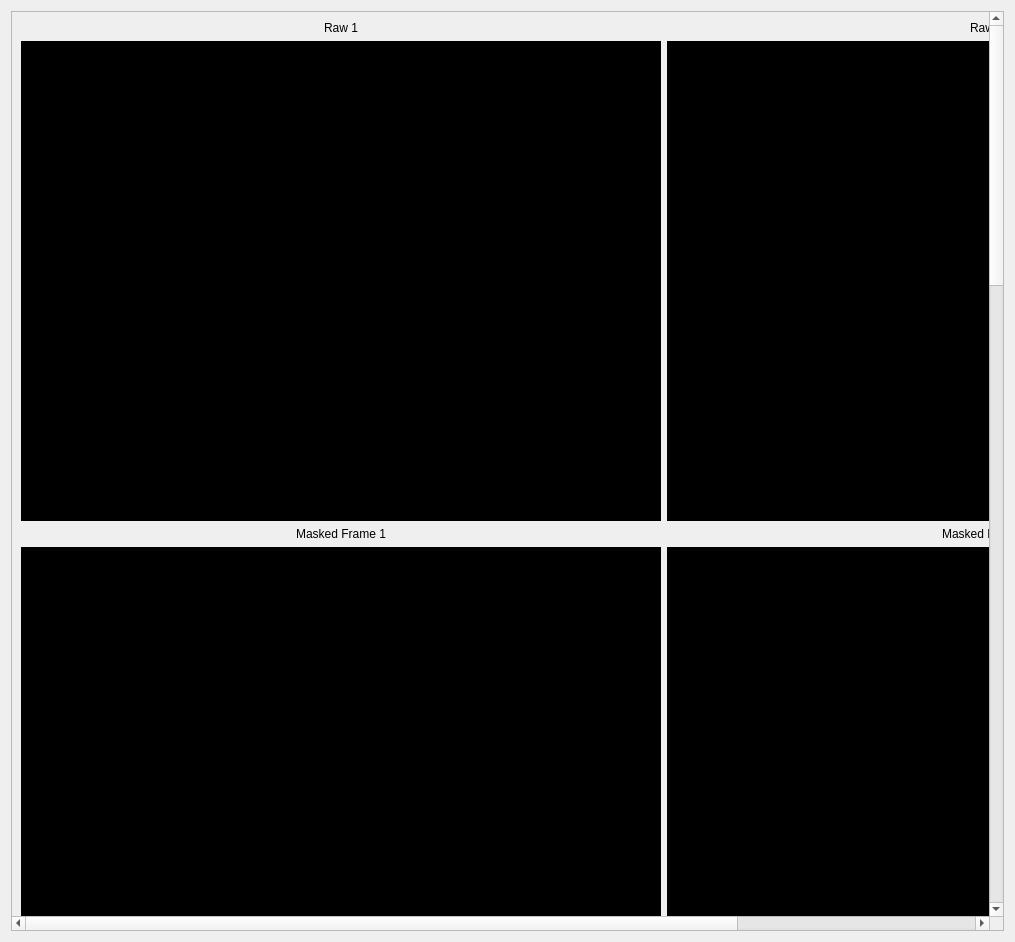
Old version of the form integrasi/cameraviewdialog.ui in the repository hammashamzah/tugasakhir.
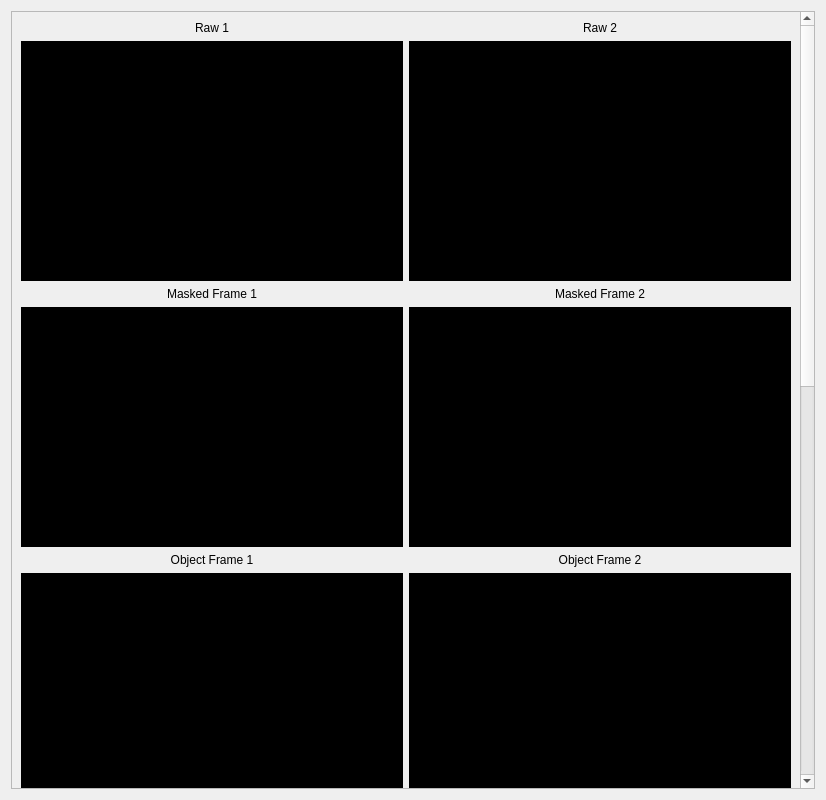
New version of the form.

```diff
--- a/integrasi/cameraviewdialog.ui
+++ b/integrasi/cameraviewdialog.ui
@@ -6,14 +6,20 @@
    <rect>
     <x>0</x>
     <y>0</y>
-    <width>1015</width>
-    <height>942</height>
+    <width>826</width>
+    <height>800</height>
    </rect>
   </property>
+  <property name="sizePolicy">
+   <sizepolicy hsizetype="Preferred" vsizetype="Preferred">
+    <horstretch>0</horstretch>
+    <verstretch>0</verstretch>
+   </sizepolicy>
+  </property>
   <property name="windowTitle">
    <string>Dialog</string>
   </property>
-  <layout class="QVBoxLayout" name="verticalLayout_11">
+  <layout class="QVBoxLayout" name="verticalLayout_5">
    <item>
     <widget class="QScrollArea" name="scrollArea">
      <property name="widgetResizable">
@@ -23,14 +29,12 @@
       <property name="geometry">
        <rect>
         <x>0</x>
-        <y>-180</y>
-        <width>1314</width>
-        <height>3102</height>
+        <y>0</y>
+        <width>794</width>
+        <height>1658</height>
        </rect>
       </property>
-      <layout class="QVBoxLayout" name="verticalLayout_26">
-       <item>
-        <layout class="QVBoxLayout" name="verticalLayout_25">
+      <layout class="QVBoxLayout" name="verticalLayout_3">
          <item>
           <layout class="QHBoxLayout" name="horizontalLayout">
            <item>
@@ -53,10 +57,16 @@
              </item>
              <item>
               <widget class="QLabel" name="raw_1">
+             <property name="sizePolicy">
+              <sizepolicy hsizetype="Preferred" vsizetype="Preferred">
+               <horstretch>0</horstretch>
+               <verstretch>0</verstretch>
+              </sizepolicy>
+             </property>
                <property name="minimumSize">
                 <size>
-                 <width>640</width>
-                 <height>480</height>
+               <width>320</width>
+               <height>240</height>
                 </size>
                </property>
                <property name="styleSheet">
@@ -89,10 +99,16 @@
              </item>
              <item>
               <widget class="QLabel" name="raw_2">
+             <property name="sizePolicy">
+              <sizepolicy hsizetype="Preferred" vsizetype="Preferred">
+               <horstretch>0</horstretch>
+               <verstretch>0</verstretch>
+              </sizepolicy>
+             </property>
                <property name="minimumSize">
                 <size>
-                 <width>640</width>
-                 <height>480</height>
+               <width>320</width>
+               <height>240</height>
                 </size>
                </property>
                <property name="styleSheet">
@@ -110,8 +126,6 @@
          <item>
           <layout class="QHBoxLayout" name="horizontalLayout_2">
            <item>
-            <layout class="QVBoxLayout" name="verticalLayout_5">
-             <item>
               <layout class="QVBoxLayout" name="verticalLayout_4">
                <item>
                 <widget class="QLabel" name="label_10">
@@ -131,10 +145,16 @@
                </item>
                <item>
                 <widget class="QLabel" name="masked_1">
+             <property name="sizePolicy">
+              <sizepolicy hsizetype="Preferred" vsizetype="Preferred">
+               <horstretch>0</horstretch>
+               <verstretch>0</verstretch>
+              </sizepolicy>
+             </property>
                  <property name="minimumSize">
                   <size>
-                   <width>640</width>
-                   <height>480</height>
+               <width>320</width>
+               <height>240</height>
                   </size>
                  </property>
                  <property name="styleSheet">
@@ -144,8 +164,6 @@
                   <string/>
                  </property>
                 </widget>
-               </item>
-              </layout>
              </item>
             </layout>
            </item>
@@ -171,8 +189,8 @@
               <widget class="QLabel" name="masked_2">
                <property name="minimumSize">
                 <size>
-                 <width>240</width>
-                 <height>180</height>
+               <width>320</width>
+               <height>240</height>
                 </size>
                </property>
                <property name="styleSheet">
@@ -213,8 +231,8 @@
                 <widget class="QLabel" name="object_1">
                  <property name="minimumSize">
                   <size>
-                   <width>640</width>
-                   <height>480</height>
+                 <width>320</width>
+                 <height>240</height>
                   </size>
                  </property>
                  <property name="styleSheet">
@@ -251,8 +269,8 @@
               <widget class="QLabel" name="object_2">
                <property name="minimumSize">
                 <size>
-                 <width>640</width>
-                 <height>480</height>
+               <width>320</width>
+               <height>240</height>
                 </size>
                </property>
                <property name="styleSheet">
@@ -293,8 +311,8 @@
                 <widget class="QLabel" name="opened_1">
                  <property name="minimumSize">
                   <size>
-                   <width>640</width>
-                   <height>480</height>
+                 <width>320</width>
+                 <height>240</height>
                   </size>
                  </property>
                  <property name="styleSheet">
@@ -331,8 +349,8 @@
               <widget class="QLabel" name="opened_2">
                <property name="minimumSize">
                 <size>
-                 <width>640</width>
-                 <height>480</height>
+               <width>320</width>
+               <height>240</height>
                 </size>
                </property>
                <property name="styleSheet">
@@ -373,8 +391,8 @@
                 <widget class="QLabel" name="blured_1">
                  <property name="minimumSize">
                   <size>
-                   <width>640</width>
-                   <height>480</height>
+                 <width>320</width>
+                 <height>240</height>
                   </size>
                  </property>
                  <property name="styleSheet">
@@ -411,8 +429,8 @@
               <widget class="QLabel" name="blured_2">
                <property name="minimumSize">
                 <size>
-                 <width>640</width>
-                 <height>480</height>
+               <width>320</width>
+               <height>240</height>
                 </size>
                </property>
                <property name="styleSheet">
@@ -453,8 +471,8 @@
                 <widget class="QLabel" name="keypoint_1">
                  <property name="minimumSize">
                   <size>
-                   <width>640</width>
-                   <height>480</height>
+                 <width>320</width>
+                 <height>240</height>
                   </size>
                  </property>
                  <property name="styleSheet">
@@ -491,8 +509,8 @@
               <widget class="QLabel" name="keypoint_2">
                <property name="minimumSize">
                 <size>
-                 <width>640</width>
-                 <height>480</height>
+               <width>320</width>
+               <height>240</height>
                 </size>
                </property>
                <property name="styleSheet">
@@ -502,8 +520,6 @@
                 <string/>
                </property>
               </widget>
-             </item>
-            </layout>
            </item>
           </layout>
          </item>
```
Lines whose indentation alone changed are shown as unchanged.
